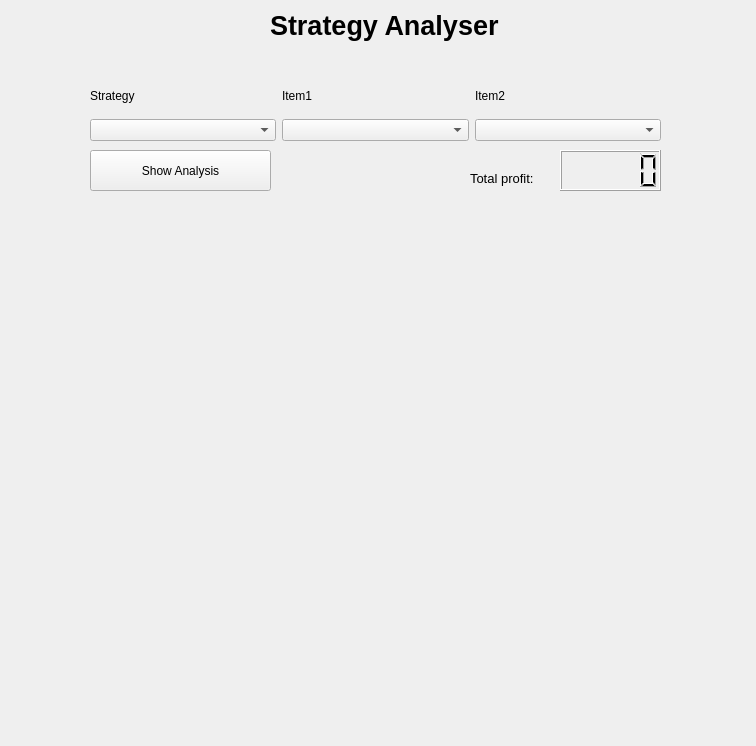
dickreuter/Poker, file gui/gui_qt_ui_analyser.ui: the form before one commit.
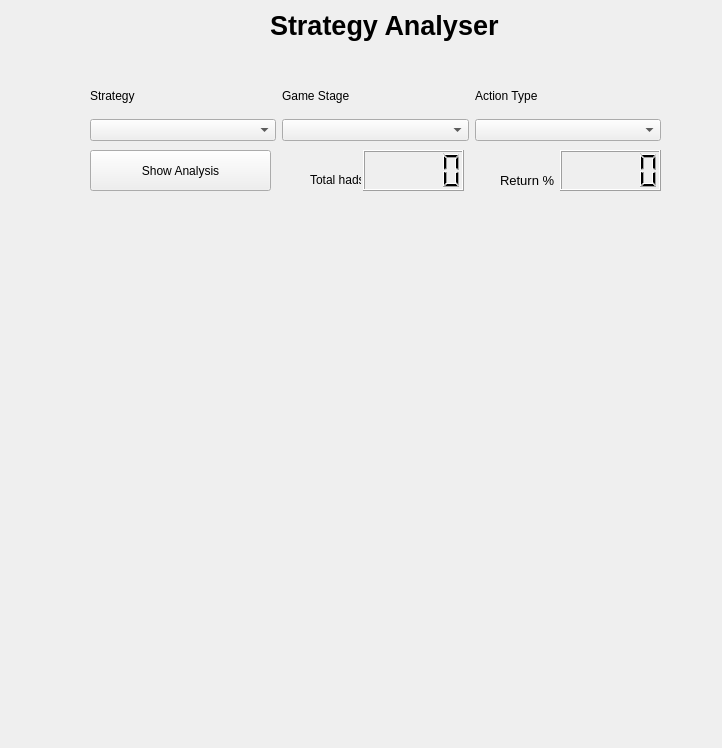
The form after the commit.

```diff
--- a/gui/gui_qt_ui_analyser.ui
+++ b/gui/gui_qt_ui_analyser.ui
@@ -6,10 +6,22 @@
    <rect>
     <x>0</x>
     <y>0</y>
-    <width>756</width>
-    <height>746</height>
+    <width>722</width>
+    <height>748</height>
    </rect>
   </property>
+  <property name="minimumSize">
+   <size>
+    <width>722</width>
+    <height>748</height>
+   </size>
+  </property>
+  <property name="maximumSize">
+   <size>
+    <width>722</width>
+    <height>748</height>
+   </size>
+  </property>
   <property name="windowTitle">
    <string>Form</string>
   </property>
@@ -46,14 +58,14 @@
     <item>
      <widget class="QLabel" name="label_2">
       <property name="text">
-       <string>Item1</string>
+       <string>Game Stage</string>
       </property>
      </widget>
     </item>
     <item>
      <widget class="QLabel" name="label_3">
       <property name="text">
-       <string>Item2</string>
+       <string>Action Type</string>
       </property>
      </widget>
     </item>
@@ -113,10 +125,10 @@
   <widget class="QLabel" name="label_5">
    <property name="geometry">
     <rect>
-     <x>470</x>
+     <x>500</x>
      <y>170</y>
-     <width>111</width>
-     <height>16</height>
+     <width>61</width>
+     <height>21</height>
     </rect>
    </property>
    <property name="font">
@@ -125,7 +137,7 @@
     </font>
    </property>
    <property name="text">
-    <string>Total profit:</string>
+    <string>Return %</string>
    </property>
   </widget>
   <widget class="QWidget" name="verticalLayoutWidget">
@@ -133,7 +145,7 @@
     <rect>
      <x>90</x>
      <y>340</y>
-     <width>571</width>
+     <width>281</width>
      <height>401</height>
     </rect>
    </property>
@@ -148,7 +160,7 @@
     <rect>
      <x>90</x>
      <y>200</y>
-     <width>571</width>
+     <width>281</width>
      <height>121</height>
     </rect>
    </property>
@@ -158,6 +170,59 @@
     </item>
    </layout>
   </widget>
+  <widget class="QWidget" name="horizontalLayoutWidget_3">
+   <property name="geometry">
+    <rect>
+     <x>380</x>
+     <y>340</y>
+     <width>281</width>
+     <height>401</height>
+    </rect>
+   </property>
+   <layout class="QHBoxLayout" name="horizontalLayout_3">
+    <item>
+     <widget class="QWidget" name="widget_3" native="true"/>
+    </item>
+   </layout>
+  </widget>
+  <widget class="QLCDNumber" name="lcdNumber_2">
+   <property name="geometry">
+    <rect>
+     <x>363</x>
+     <y>150</y>
+     <width>101</width>
+     <height>41</height>
+    </rect>
+   </property>
+  </widget>
+  <widget class="QLabel" name="label_6">
+   <property name="geometry">
+    <rect>
+     <x>310</x>
+     <y>170</y>
+     <width>51</width>
+     <height>20</height>
+    </rect>
+   </property>
+   <property name="text">
+    <string>Total hads</string>
+   </property>
+  </widget>
+  <widget class="QWidget" name="horizontalLayoutWidget_4">
+   <property name="geometry">
+    <rect>
+     <x>380</x>
+     <y>200</y>
+     <width>281</width>
+     <height>121</height>
+    </rect>
+   </property>
+   <layout class="QHBoxLayout" name="horizontalLayout_4">
+    <item>
+     <widget class="QWidget" name="widget_4" native="true"/>
+    </item>
+   </layout>
+  </widget>
  </widget>
  <resources/>
  <connections/>
```
